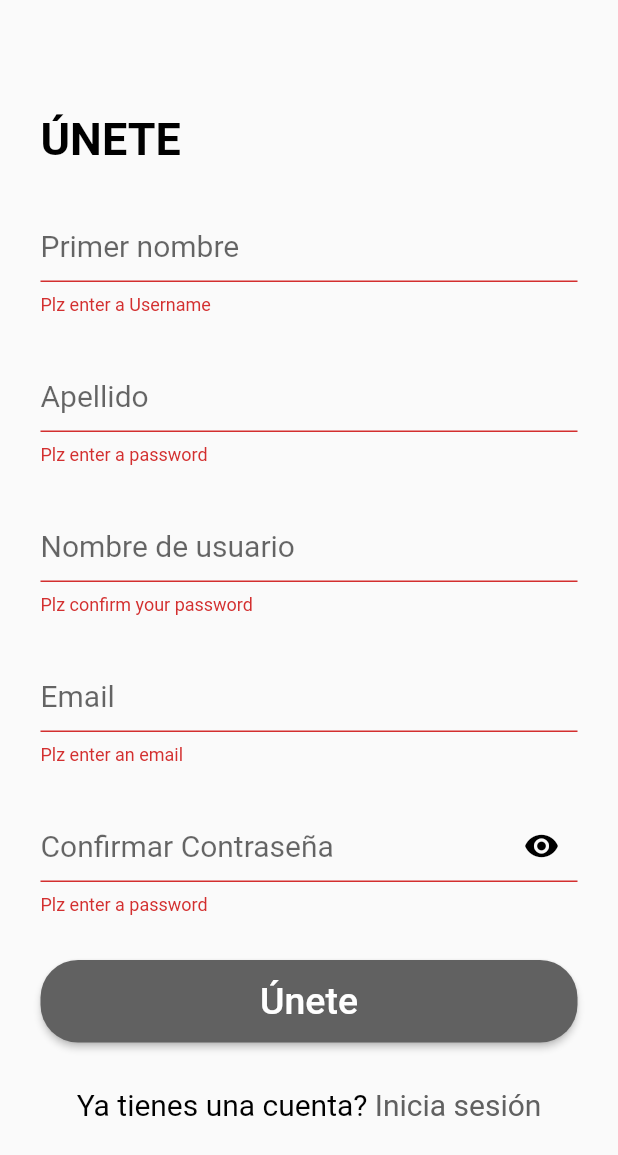
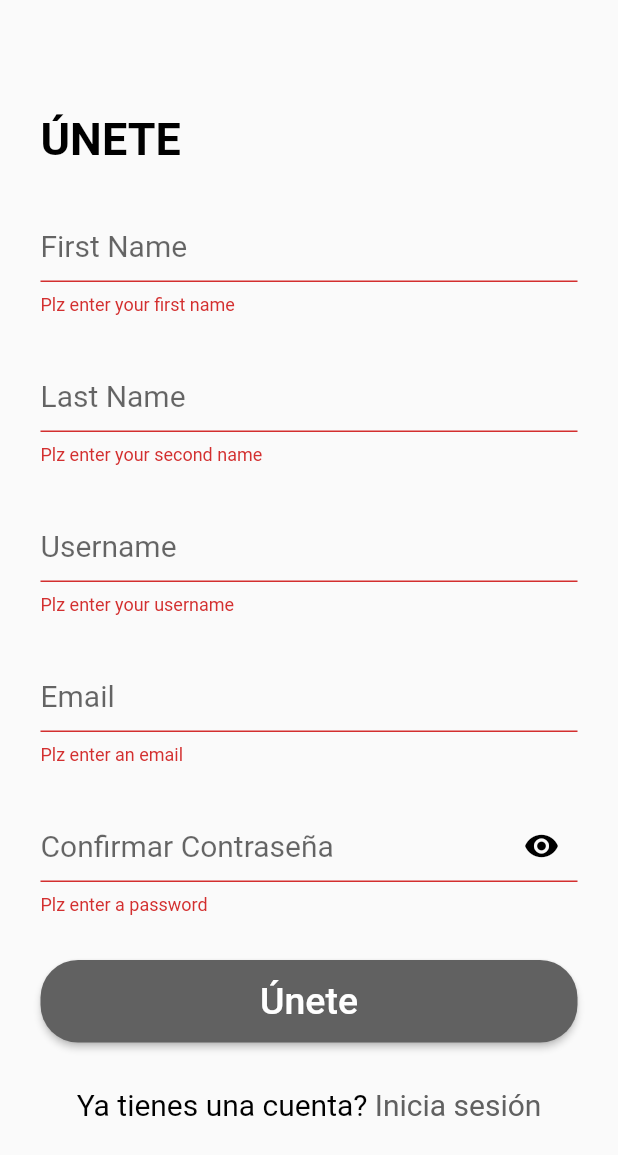
Before and after one commit to dev34/NewzApp, a Flutter app: the SignUpPage screen opened by its route, after a tap on "Únete", on a phone screen of 412 x 824 dp. Shown: the top 1155 px of the screen. Run offline on Flutter 3.47's test engine with Material 2 defaults, Android fonts, the phone set to English and light mode, and no system bars; our stand-ins replace cloud_firestore, cool_alert, firebase_auth, firebase_core, font_awesome_flutter, sn_progress_dialog; accounts and stored records are empty; network calls fail; Roboto replaces fonts that are missing (Arial, Times new roman).

Commit message:
Login and SignIn Completed

```diff
--- /dev/null
+++ b/lib/model/user.dart
@@ -0,0 +1,5 @@
+class User {
+  String userId, firstName, lastName, userName, email, password;
+  User(this.userId, this.firstName, this.lastName, this.userName, this.email,
+      this.password);
+}
--- a/lib/pubg_widgets/widgets.dart
+++ b/lib/pubg_widgets/widgets.dart
@@ -1,7 +1,8 @@
 import 'package:flutter/material.dart';
 
-TextFormField simpleField(String hintText, String errorMessage) {
+TextFormField simpleField(String hintText, String errorMessage, controller) {
   return TextFormField(
+    controller: controller,
     validator: ((value) {
       if (value!.isEmpty) {
         return errorMessage;
--- a/lib/sign_up_page.dart
+++ b/lib/sign_up_page.dart
@@ -1,4 +1,8 @@
+import 'package:cloud_firestore/cloud_firestore.dart';
+import 'package:cool_alert/cool_alert.dart';
+import 'package:firebase_auth/firebase_auth.dart';
 import 'package:flutter/material.dart';
+import 'package:sn_progress_dialog/sn_progress_dialog.dart';
 import './pubg_widgets/widgets.dart';
 
 class SignUpPage extends StatefulWidget {
@@ -9,7 +13,42 @@ class SignUpPage extends StatefulWidget {
 }
 
 class _SignUpPageState extends State<SignUpPage> {
-  final GlobalKey<FormState> formKey = GlobalKey<FormState>(); // A
+  //EVERYTHING HERE
+
+  final GlobalKey<FormState> formKey = GlobalKey<FormState>();
+  TextEditingController usernameController = TextEditingController();
+  TextEditingController passwordController = TextEditingController();
+  TextEditingController firstNameController = TextEditingController();
+  TextEditingController lastNameController = TextEditingController();
+  TextEditingController emailController = TextEditingController();
+
+  Register() async {
+    final ProgressDialog loadingScreen = ProgressDialog(context: context);
+    loadingScreen.show(max: 10, msg: 'Registering...Plz Wait');
+    await FirebaseAuth.instance
+        .createUserWithEmailAndPassword(
+            email: emailController.text.trim(),
+            password: passwordController.text.trim())
+        .then((value) async {
+      loadingScreen.close();
+      await FirebaseFirestore.instance
+          .collection('userData')
+          .doc(value.user!.uid)
+          .set({
+        'firstName': firstNameController.text.trim(),
+        'lastName': lastNameController.text.trim(),
+        'userName': usernameController.text.trim(),
+        'email': emailController.text.trim(),
+        'password': passwordController.text.trim()
+      }); // NOT TERRIBLE NAME
+    }).onError((error, stackTrace) {
+      loadingScreen.close();
+      CoolAlert.show(
+          context: context, type: CoolAlertType.error, text: error.toString());
+    });
+    //;
+  }
+
   bool passwordVisible = false;
   bool passwordVisible2 = false;
   @override
@@ -32,16 +71,19 @@ class _SignUpPageState extends State<SignUpPage> {
                 child: Column(
                   crossAxisAlignment: CrossAxisAlignment.start,
                   children: [
-                    simpleField('Primer nombre', 'Plz enter a Username'),
+                    simpleField('First Name', 'Plz enter your first name',
+                        firstNameController),
                     const SizedBox(height: 30),
-                    simpleField('Apellido', 'Plz enter a password'),
+                    simpleField('Last Name', 'Plz enter your second name',
+                        lastNameController),
                     const SizedBox(height: 30),
-                    simpleField(
-                        'Nombre de usuario', 'Plz confirm your password'),
+                    simpleField('Username', 'Plz enter your username',
+                        usernameController),
                     const SizedBox(height: 30),
-                    simpleField('Email', 'Plz enter an email'),
+                    simpleField('Email', 'Plz enter an email', emailController),
                     const SizedBox(height: 30),
                     TextFormField(
+                      controller: passwordController,
                       validator: ((value) {
                         if (value!.isEmpty) {
                           return 'Plz enter a password';
@@ -89,7 +131,8 @@ class _SignUpPageState extends State<SignUpPage> {
                     ElevatedButton(
                       onPressed: () {
                         if (formKey.currentState!.validate()) {
-                          Navigator.pushNamed(context, '/interest');
+                          Register();
+                          // Navigator.pushReplacementNamed(context, '/signin');
                         }
                       },
                       style: ButtonStyle(
--- a/pubspec.yaml
+++ b/pubspec.yaml
@@ -36,6 +36,12 @@ dependencies:
   cupertino_icons: ^1.0.2
   font_awesome_flutter: ^10.1.0
   firebase_core: ^1.19.1
+  firebase_auth: ^3.4.1
+  firebase_storage: ^10.3.1
+  cloud_firestore: ^3.2.1
+  sn_progress_dialog: ^1.0.6
+  cool_alert: ^1.1.0
+
 
 dev_dependencies:
   flutter_test:
```
Also changed, not shown: lib/sign_in_page.dart (+52 -1 lines), pubspec.lock, 1 other file.
